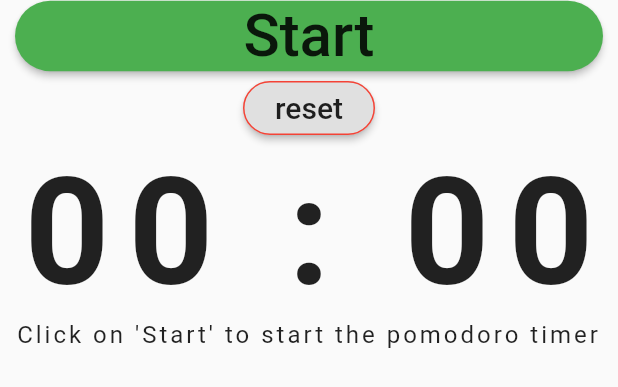
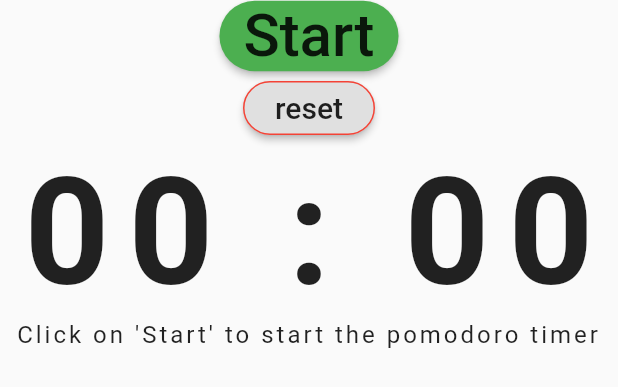
Before and after one commit to mobileappdevhm19/lust-LibraryUniversalSwissTool, a Flutter app: the PomodoroTimer widget shown alone on an empty page, opened directly with empty values, on a phone screen of 412 x 824 dp. Shown: the top 387 px of the screen. Run offline on Flutter 3.47's test engine with Material 2 defaults, Android fonts, the phone set to English and light mode, and no system bars; our stand-ins replace charts_flutter, cloud_firestore, firebase_auth, geolocator, shared_preferences; accounts and stored records are empty.

Commit message:
some optical changes

```diff
--- a/lust/lib/widgets/pomodoroPage/pomodoroTimer.dart
+++ b/lust/lib/widgets/pomodoroPage/pomodoroTimer.dart
@@ -265,7 +265,7 @@ class PomodoroTimerState extends State<PomodoroTimer> {
         child: Column(
           children: <Widget>[
             SizedBox(
-                width: MediaQuery.of(context).size.width, //screen width
+                //width: MediaQuery.of(context).size.width, //screen width
                 //height: 100.0,
                 child:
                 RaisedButton(
```
